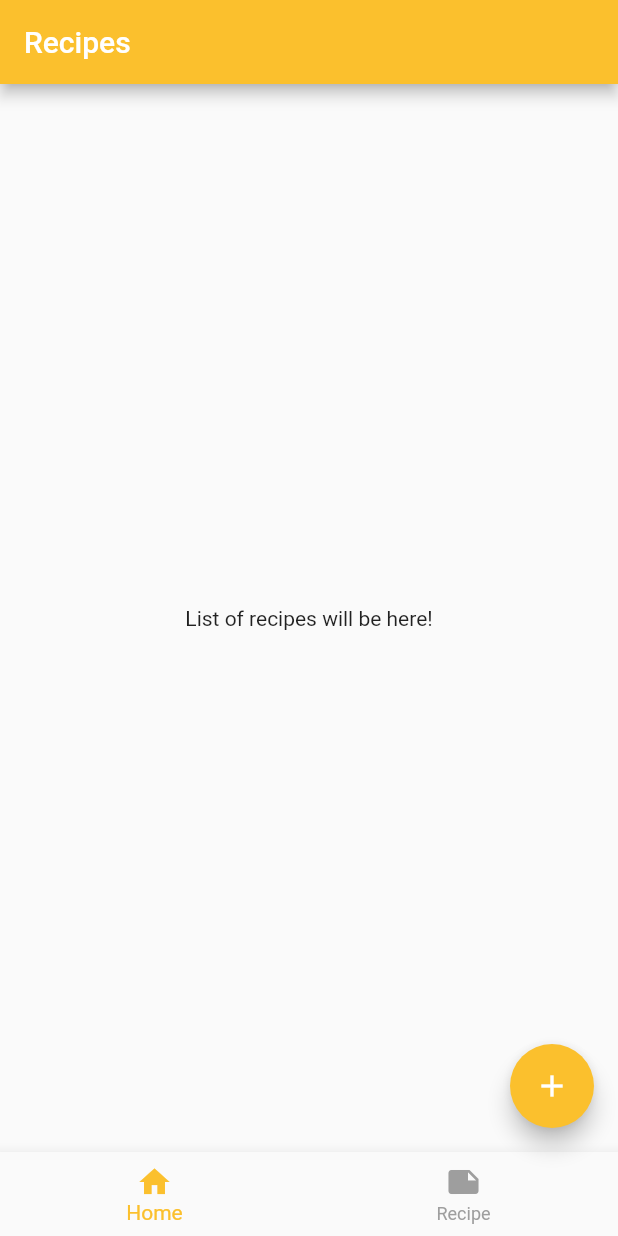
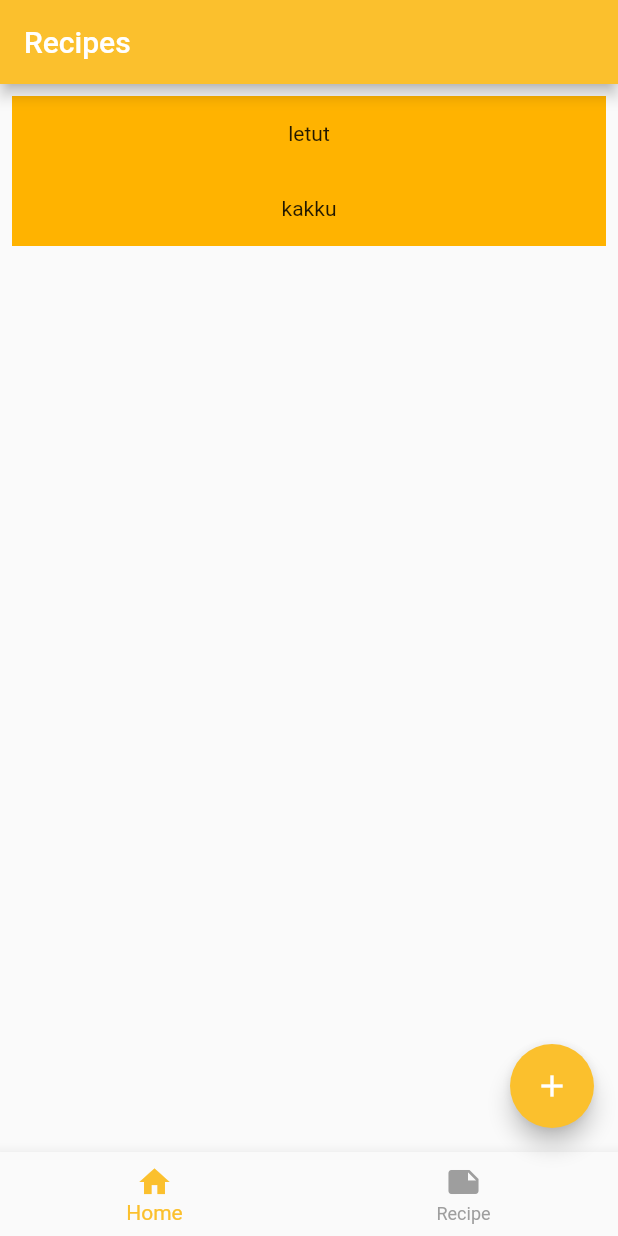
Before and after one commit to laurpe/recipes, a Flutter app: the screen it shows after launch, on a phone screen of 412 x 824 dp. Run offline on Flutter 3.47's test engine with Material 2 defaults, Android fonts, the phone set to English and light mode, and no system bars.

Commit message:
recipe list view

```diff
--- a/lib/main.dart
+++ b/lib/main.dart
@@ -1,4 +1,5 @@
 import 'package:flutter/material.dart';
+import 'package:recipes/recipe.dart';
 
 void main() {
   runApp(const MyApp());
@@ -7,11 +8,10 @@ void main() {
 class MyApp extends StatelessWidget {
   const MyApp({super.key});
 
-  // This widget is the root of your application.
   @override
   Widget build(BuildContext context) {
     return MaterialApp(
-      title: 'Flutter Demo',
+      title: 'Recipe app',
       theme: ThemeData(
         colorScheme: ColorScheme.fromSwatch().copyWith(
           primary: Colors.yellow[700],
@@ -33,12 +33,16 @@ class RecipeList extends StatelessWidget {
       appBar: AppBar(
         title: const Text('Recipes'),
       ),
-      body: Center(
-        child: Column(
-          mainAxisAlignment: MainAxisAlignment.center,
-          children: const [Text("List of recipes will be here!")],
-        ),
-      ),
+      body: ListView.builder(
+          padding: const EdgeInsets.all(8),
+          itemCount: recipes.length,
+          itemBuilder: (BuildContext context, int index) {
+            return Container(
+              height: 50,
+              color: Colors.amber[600],
+              child: Center(child: Text(recipes[index].name)),
+            );
+          }),
       bottomNavigationBar: BottomNavigationBar(
         items: const <BottomNavigationBarItem>[
           BottomNavigationBarItem(
@@ -59,26 +63,18 @@ class RecipeList extends StatelessWidget {
         },
       ),
       floatingActionButton: FloatingActionButton(
-        onPressed: () {
-          print(recipe.name);
-        },
+        onPressed: () {},
         child: const Icon(Icons.add),
       ),
     );
   }
 }
 
-class Recipe {
-  String name;
-  List<String> ingredients;
-  String instructions;
+final letut = Recipe(
+    name: "letut", ingredients: ["jauhoja", "maitoa"], instructions: "sekoita");
+final kakku = Recipe(
+    name: "kakku",
+    ingredients: ["jauhoja", "maitoa", "kananmunia"],
+    instructions: "sekoita ja paista");
 
-  Recipe({
-    required this.name,
-    required this.ingredients,
-    required this.instructions,
-  });
-}
-
-final recipe = Recipe(
-    name: "letut", ingredients: ["jauhoja", "maitoa"], instructions: "sekoita");
+final recipes = [letut, kakku];
--- /dev/null
+++ b/lib/recipe.dart
@@ -0,0 +1,11 @@
+class Recipe {
+  String name;
+  List<String> ingredients;
+  String instructions;
+
+  Recipe({
+    required this.name,
+    required this.ingredients,
+    required this.instructions,
+  });
+}
```
Also changed, not shown: lib/recipe/bloc.dart (added), lib/recipe/events.dart (added), lib/recipe/state.dart (added).
